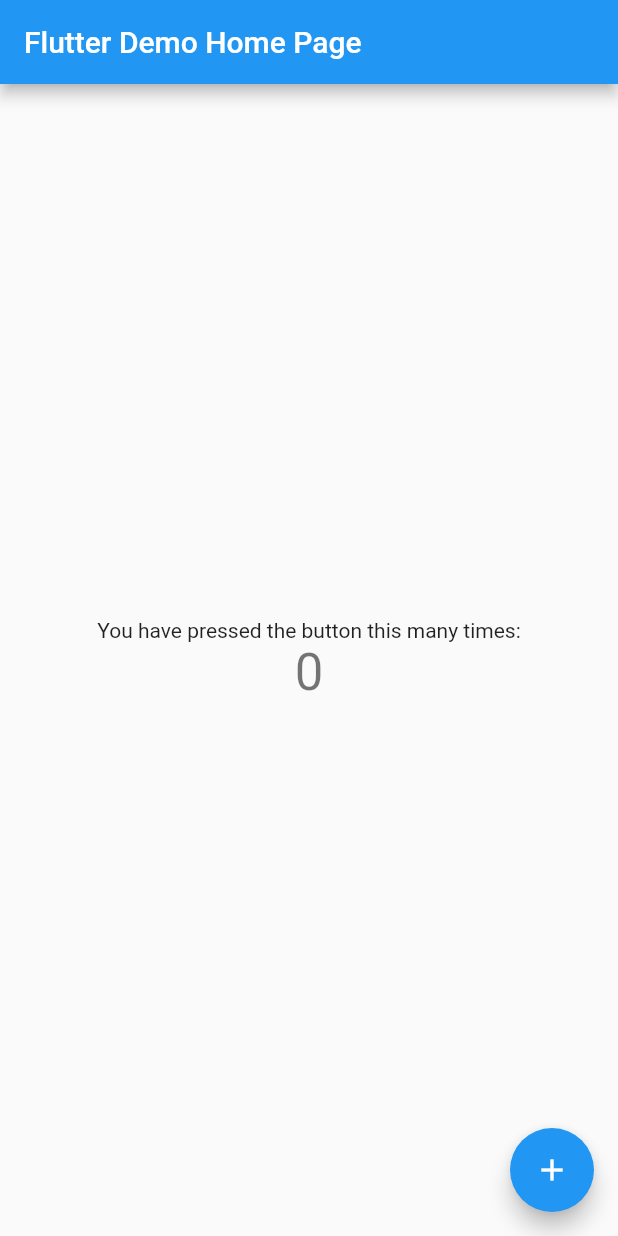
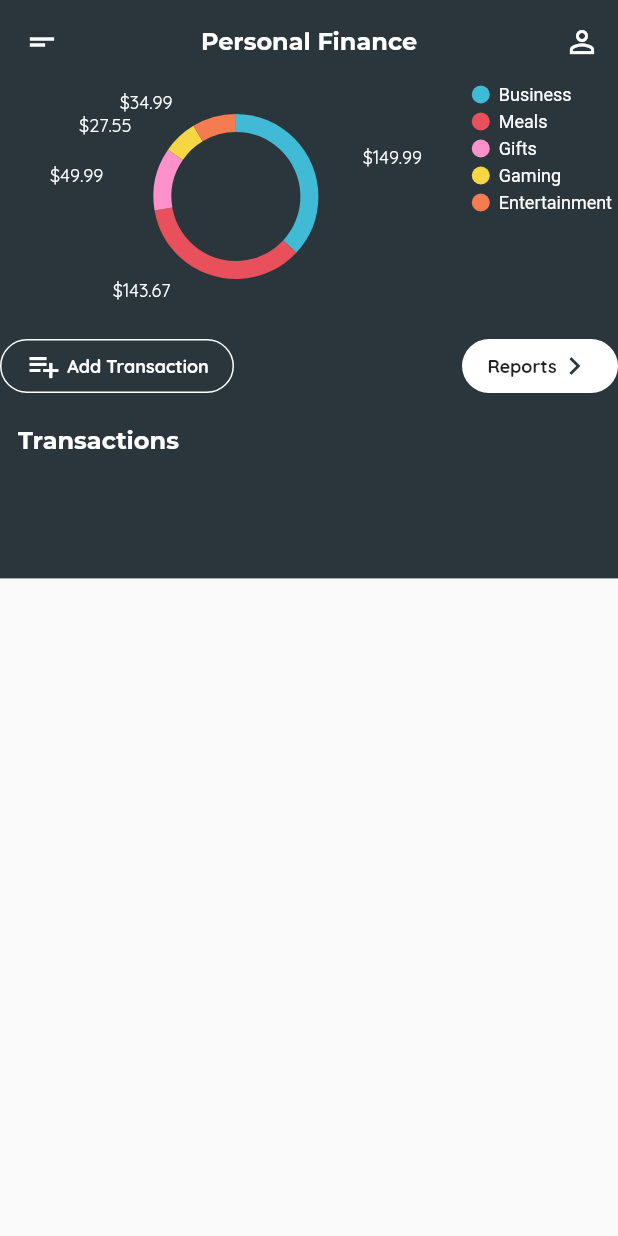
Before and after one commit to SPrio/My-Personal-Finance-App, a Flutter app: the screen it shows after launch, on a phone screen of 412 x 824 dp. Run offline on Flutter 3.47's test engine with Material 2 defaults, Android fonts, the phone set to English and light mode, and no system bars; our stand-ins replace charts_flutter.

Commit message:
added expense chart to header

```diff
--- /dev/null
+++ b/lib/customs/expense_chart.dart
@@ -0,0 +1,43 @@
+import 'package:flutter/material.dart';
+import 'package:charts_flutter/flutter.dart' as charts;
+
+class ExpenseChart extends StatelessWidget {
+  final List<charts.Series> seriesList;
+  final bool animate;
+
+  const ExpenseChart(this.seriesList, {this.animate});
+
+  @override
+  Widget build(BuildContext context) {
+    return charts.PieChart(
+      seriesList,
+      animate: animate,
+      animationDuration: Duration(seconds: 1),
+      defaultRenderer: charts.ArcRendererConfig(
+          arcWidth: 12,
+          strokeWidthPx: 0,
+          arcRendererDecorators: [
+            charts.ArcLabelDecorator(
+                labelPadding: 0,
+                showLeaderLines: false,
+                outsideLabelStyleSpec: charts.TextStyleSpec(
+                  fontSize: 12,
+                  fontFamily: 'Quicksand',
+                  color: charts.MaterialPalette.white,
+                ))
+          ]),
+      behaviors: [
+        charts.DatumLegend(
+            position: charts.BehaviorPosition.end,
+            outsideJustification: charts.OutsideJustification.start,
+            horizontalFirst: false,
+            desiredMaxColumns: 1,
+            cellPadding: const EdgeInsets.only(right: 4, bottom: 4),
+            entryTextStyle: charts.TextStyleSpec(
+              fontSize: 12,
+              color: charts.MaterialPalette.white,
+            ))
+      ],
+    );
+  }
+}
--- /dev/null
+++ b/lib/customs/header.dart
@@ -0,0 +1,121 @@
+import 'package:flutter/material.dart';
+import 'package:charts_flutter/flutter.dart' as charts;
+
+import '../customs/expense_chart.dart';
+import "../models/expense.dart";
+
+class Header extends StatelessWidget {
+  static List<charts.Series<Expense, String>> _series = [
+    charts.Series<Expense, String>(
+      id: "Expenses",
+      domainFn: (Expense expense, _) => expense.category,
+      measureFn: (Expense expense, _) => expense.value,
+      labelAccessorFn: (Expense expense, _) => "\$${expense.value}",
+      colorFn: (Expense expense, _) =>
+          charts.ColorUtil.fromDartColor(expense.color),
+      data: [
+        Expense('Business', 149.99, Color(0xff40bad5)),
+        Expense('Meals', 143.67, Color(0xffe8505b)),
+        Expense('Gifts', 49.99, Color(0xfffe91ca)),
+        Expense('Gaming', 27.55, Color(0xfff6d743)),
+        Expense('Entertainment', 34.99, Color(0xfff57b51)),
+      ],
+    )
+  ];
+
+  @override
+  Widget build(BuildContext context) {
+    final primaryColor = Theme.of(context).primaryColor;
+    final mediaQuery = MediaQuery.of(context);
+
+    return Container(
+      width: double.infinity,
+      height: mediaQuery.size.height * .4,
+      color: primaryColor,
+      child: Column(
+        crossAxisAlignment: CrossAxisAlignment.start,
+        children: [
+          Container(
+            height: 150,
+            child: ExpenseChart(_series, animate: true),
+          ),
+          const SizedBox(height: 14),
+          Row(
+            mainAxisAlignment: MainAxisAlignment.spaceBetween,
+            children: <Widget>[
+              OutlineButton(
+                onPressed: () {},
+                borderSide: const BorderSide(
+                  width: 1,
+                  color: Colors.white,
+                ),
+                shape: RoundedRectangleBorder(
+                  borderRadius: BorderRadius.circular(24),
+                ),
+                child: Container(
+                  width: 124,
+                  child: Row(
+                    mainAxisAlignment: MainAxisAlignment.center,
+                    children: [
+                      const Icon(
+                        Icons.playlist_add,
+                        color: Colors.white,
+                      ),
+                      const SizedBox(width: 4),
+                      const Text(
+                        'Add Transaction',
+                        style: TextStyle(
+                          fontSize: 12,
+                          color: Colors.white,
+                          fontWeight: FontWeight.bold,
+                        ),
+                      ),
+                    ],
+                  ),
+                ),
+              ),
+              FlatButton(
+                onPressed: () {},
+                color: Colors.white,
+                shape: RoundedRectangleBorder(
+                  borderRadius: BorderRadius.circular(24),
+                ),
+                child: Container(
+                  width: 72,
+                  child: Row(
+                      mainAxisAlignment: MainAxisAlignment.center,
+                      children: [
+                        const Text(
+                          'Reports',
+                          style: TextStyle(
+                            fontSize: 12,
+                            fontWeight: FontWeight.bold,
+                          ),
+                        ),
+                        Icon(
+                          Icons.navigate_next,
+                          color: primaryColor,
+                        ),
+                      ]),
+                ),
+              )
+            ],
+          ),
+          const SizedBox(
+            height: 16,
+          ),
+          Padding(
+              padding: const EdgeInsets.only(left: 12),
+              child: const Text(
+                'Transactions',
+                style: TextStyle(
+                    fontSize: 16,
+                    fontFamily: 'Montserrat',
+                    color: Colors.white,
+                    fontWeight: FontWeight.bold),
+              )),
+        ],
+      ),
+    );
+  }
+}
--- a/lib/main.dart
+++ b/lib/main.dart
@@ -1,107 +1,36 @@
 import 'package:flutter/material.dart';
+
+import './pages/home_page.dart';
 
 void main() => runApp(MyApp());
 
+class MyApp extends StatelessWidget {
+  static const Map<int, Color> colorMap = {
+    50: Color.fromRGBO(42, 54, 59, 0.1),
+    100: Color.fromRGBO(42, 54, 59, 0.2),
+    200: Color.fromRGBO(42, 54, 59, 0.3),
+    300: Color.fromRGBO(42, 54, 59, 0.4),
+    400: Color.fromRGBO(42, 54, 59, 0.5),
+    500: Color.fromRGBO(42, 54, 59, 0.6),
+    600: Color.fromRGBO(42, 54, 59, 0.7),
+    700: Color.fromRGBO(42, 54, 59, 0.8),
+    800: Color.fromRGBO(42, 54, 59, 0.9),
+    900: Color.fromRGBO(42, 54, 59, 1.0),
+  };
 
-class MyApp extends StatelessWidget {
+  static const MaterialColor _2A363B = MaterialColor(0xFF2A363B, colorMap);
+
   @override
   Widget build(BuildContext context) {
     return MaterialApp(
       title: 'Personal Finance',
+      home: HomePage(),
+      debugShowCheckedModeBanner: false,
       theme: ThemeData(
-
-        primarySwatch: Colors.blue,
-        // This makes the visual density adapt to the platform that you run
-        // the app on. For desktop platforms, the controls will be smaller and
-        // closer together (more dense) than on mobile platforms.
+        primarySwatch: _2A363B,
+        fontFamily: 'Quicksand',
         visualDensity: VisualDensity.adaptivePlatformDensity,
       ),
-      home: MyHomePage(title: 'Flutter Demo Home Page'),
     );
   }
 }
-
-class MyHomePage extends StatefulWidget {
-  MyHomePage({Key key, this.title}) : super(key: key);
-
-  // This widget is the home page of your application. It is stateful, meaning
-  // that it has a State object (defined below) that contains fields that affect
-  // how it looks.
-
-  // This class is the configuration for the state. It holds the values (in this
-  // case the title) provided by the parent (in this case the App widget) and
-  // used by the build method of the State. Fields in a Widget subclass are
-  // always marked "final".
-
-  final String title;
-
-  @override
-  _MyHomePageState createState() => _MyHomePageState();
-}
-
-class _MyHomePageState extends State<MyHomePage> {
-  int _counter = 0;
-
-  void _incrementCounter() {
-    setState(() {
-      // This call to setState tells the Flutter framework that something has
-      // changed in this State, which causes it to rerun the build method below
-      // so that the display can reflect the updated values. If we changed
-      // _counter without calling setState(), then the build method would not be
-      // called again, and so nothing would appear to happen.
-      _counter++;
-    });
-  }
-
-  @override
-  Widget build(BuildContext context) {
-    // This method is rerun every time setState is called, for instance as done
-    // by the _incrementCounter method above.
-    //
-    // The Flutter framework has been optimized to make rerunning build methods
-    // fast, so that you can just rebuild anything that needs updating rather
-    // than having to individually change instances of widgets.
-    return Scaffold(
-      appBar: AppBar(
-        // Here we take the value from the MyHomePage object that was created by
-        // the App.build method, and use it to set our appbar title.
-        title: Text(widget.title),
-      ),
-      body: Center(
-        // Center is a layout widget. It takes a single child and positions it
-        // in the middle of the parent.
-        child: Column(
-          // Column is also a layout widget. It takes a list of children and
-          // arranges them vertically. By default, it sizes itself to fit its
-          // children horizontally, and tries to be as tall as its parent.
-          //
-          // Invoke "debug painting" (press "p" in the console, choose the
-          // "Toggle Debug Paint" action from the Flutter Inspector in Android
-          // Studio, or the "Toggle Debug Paint" command in Visual Studio Code)
-          // to see the wireframe for each widget.
-          //
-          // Column has various properties to control how it sizes itself and
-          // how it positions its children. Here we use mainAxisAlignment to
-          // center the children vertically; the main axis here is the vertical
-          // axis because Columns are vertical (the cross axis would be
-          // horizontal).
-          mainAxisAlignment: MainAxisAlignment.center,
-          children: <Widget>[
-            Text(
-              'You have pressed the button this many times:',
-            ),
-            Text(
-              '$_counter',
-              style: Theme.of(context).textTheme.headline4,
-            ),
-          ],
-        ),
-      ),
-      floatingActionButton: FloatingActionButton(
-        onPressed: _incrementCounter,
-        tooltip: 'Increment',
-        child: Icon(Icons.add),
-      ), // This trailing comma makes auto-formatting nicer for build methods.
-    );
-  }
-}
--- /dev/null
+++ b/lib/models/expense.dart
@@ -0,0 +1,9 @@
+import 'package:flutter/material.dart';
+
+class Expense {
+  final String category;
+  final double value;
+  final Color color;
+
+  const Expense(this.category, this.value, this.color);
+}
--- /dev/null
+++ b/lib/pages/home_page.dart
@@ -0,0 +1,39 @@
+import 'package:flutter/material.dart';
+
+import '../customs/header.dart';
+
+class HomePage extends StatefulWidget {
+  @override
+  _HomePageState createState() => _HomePageState();
+}
+
+class _HomePageState extends State<HomePage> {
+  @override
+  Widget build(BuildContext context) {
+    return Scaffold(
+      appBar: AppBar(
+        elevation: 0,
+        leading:
+            IconButton(icon: const Icon(Icons.short_text), onPressed: () {}),
+        centerTitle: true,
+        title: const Text(
+          'Personal Finance',
+          style: TextStyle(
+              fontSize: 16,
+              fontFamily: 'Montserrat',
+              fontWeight: FontWeight.bold),
+        ),
+        actions: <Widget>[
+          IconButton(icon: const Icon(Icons.person_outline), onPressed: () {})
+        ],
+      ),
+      body: Stack(
+              children: [Column(
+          children: [
+            Header(),
+          ],
+        ),],
+      ),
+    );
+  }
+}
```
